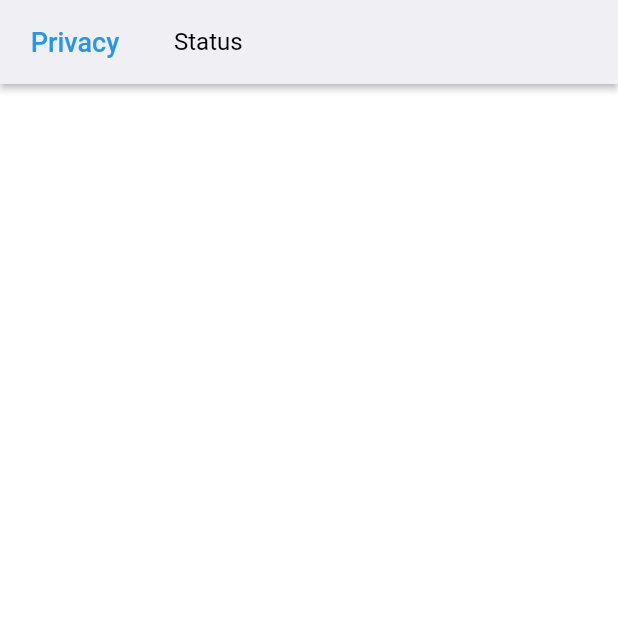
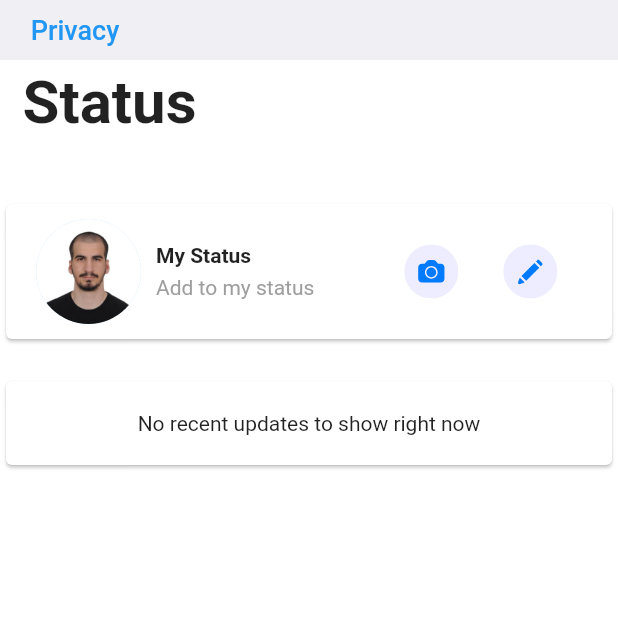
Before and after one commit to yagizdo/flutter_whatsapp_clone, a Flutter app: the StatusScreen screen opened directly, on a phone screen of 412 x 824 dp, the top half of it. Run offline on Flutter 3.47's test engine with Material 2 defaults, Android fonts, the light colour scheme and no system bars; our stand-ins replace flutter_svg, hexcolor, shared_preferences; accounts and stored records are empty.

Commit message:
Updated Status Screen

```diff
--- a/lib/Providers/theme_provider.dart
+++ b/lib/Providers/theme_provider.dart
@@ -7,6 +7,7 @@
   SharedPreferences? sharedPreferences;
 
   final darkTheme = ThemeData(
+    cardColor: HexColor('#1c1c1e'),
     //Text Button
     textButtonTheme: TextButtonThemeData(
         style: TextButton.styleFrom(
--- a/lib/Screens/status_screen.dart
+++ b/lib/Screens/status_screen.dart
@@ -1,4 +1,5 @@
 import 'package:flutter/material.dart';
+import 'package:whatsapp_clone/Widgets/Status%20Page/mystatus.dart';
 
 class StatusScreen extends StatelessWidget {
   const StatusScreen({Key? key}) : super(key: key);
@@ -7,8 +8,7 @@ class StatusScreen extends StatelessWidget {
   Widget build(BuildContext context) {
     return Scaffold(
       appBar: AppBar(
-        elevation: 2,
-        title: Text('Status'),
+        toolbarHeight: 40,
         leadingWidth: 100,
         leading: TextButton(
           child: Text(
@@ -18,6 +18,31 @@ class StatusScreen extends StatelessWidget {
           onPressed: () {},
         ),
       ),
+      body: Column(
+        crossAxisAlignment: CrossAxisAlignment.start,
+        children: const [
+          Padding(
+            padding: EdgeInsets.only(left: 15, top: 5),
+            child: Text(
+              'Status',
+              style: TextStyle(fontSize: 40, fontWeight: FontWeight.bold),
+            ),
+          ),
+          MyStatus(),
+          Padding(
+            padding: EdgeInsets.only(top: 20.0),
+            child: Card(
+              child: Center(
+                  child: Padding(
+                padding: EdgeInsets.only(top: 20.0, bottom: 20.0),
+                child: Text(
+                  'No recent updates to show right now',
+                ),
+              )),
+            ),
+          )
+        ],
+      ),
     );
   }
 }
--- /dev/null
+++ b/lib/Widgets/Status Page/mystatus.dart
@@ -0,0 +1,68 @@
+import 'package:flutter/cupertino.dart';
+import 'package:flutter/material.dart';
+import 'package:flutter_svg/flutter_svg.dart';
+
+class MyStatus extends StatefulWidget {
+  const MyStatus({Key? key}) : super(key: key);
+
+  @override
+  State<MyStatus> createState() => _MyStatusState();
+}
+
+class _MyStatusState extends State<MyStatus> {
+  var themeMode;
+  @override
+  void initState() {
+    super.initState();
+  }
+
+  @override
+  Widget build(BuildContext context) {
+    return Padding(
+      padding: const EdgeInsets.only(top: 40.0),
+      child: Card(
+        child: Row(
+          children: [
+            const Padding(
+              padding: EdgeInsets.only(left: 20.0, top: 10, bottom: 10),
+              child: CircleAvatar(
+                radius: 35,
+                backgroundImage: AssetImage(
+                  'lib/Assets/yagophoto.jpg',
+                ),
+              ),
+            ),
+            Padding(
+              padding: const EdgeInsets.only(left: 10.0),
+              child: Column(
+                crossAxisAlignment: CrossAxisAlignment.start,
+                children: const [
+                  Text(
+                    'My Status',
+                    style: TextStyle(fontWeight: FontWeight.bold),
+                  ),
+                  Padding(
+                    padding: EdgeInsets.only(top: 5.0),
+                    child: Text(
+                      'Add to my status',
+                      style: TextStyle(color: Colors.grey),
+                    ),
+                  )
+                ],
+              ),
+            ),
+            Padding(
+              padding: const EdgeInsets.only(left: 60.0, right: 30),
+              child: GestureDetector(
+                  onTap: () {},
+                  child: SvgPicture.asset('lib/Assets/camerabuttonicon.svg')),
+            ),
+            GestureDetector(
+                onTap: () {},
+                child: SvgPicture.asset('lib/Assets/penbuttonicon.svg')),
+          ],
+        ),
+      ),
+    );
+  }
+}
--- a/lib/main.dart
+++ b/lib/main.dart
@@ -24,16 +24,13 @@ class MyApp extends StatelessWidget {
         title: 'Flutter Demo',
         theme: state.getTheme(),
         onGenerateRoute: Routes.generateRoute,
-        home: HomePage(),
-        /*home: AnimatedSplashScreen(
+        home: const HomePage(),
+        /*AnimatedSplashScreen(
           nextScreen: const LoginScreen(),
           splash: Center(
             child: Container(
               alignment: Alignment.center,
               //TODO add dark mode check for splash screen
-              */ /*color: state.getTheme().toString() == 'light'
-                  ? Colors.white
-                  : Colors.black,*/ /*
               color: Colors.black,
               child: Column(
                 mainAxisAlignment: MainAxisAlignment.center,
```
Also changed, not shown: lib/Assets/camerabuttonicon.svg (added), lib/Assets/penbuttonicon.svg (added).
